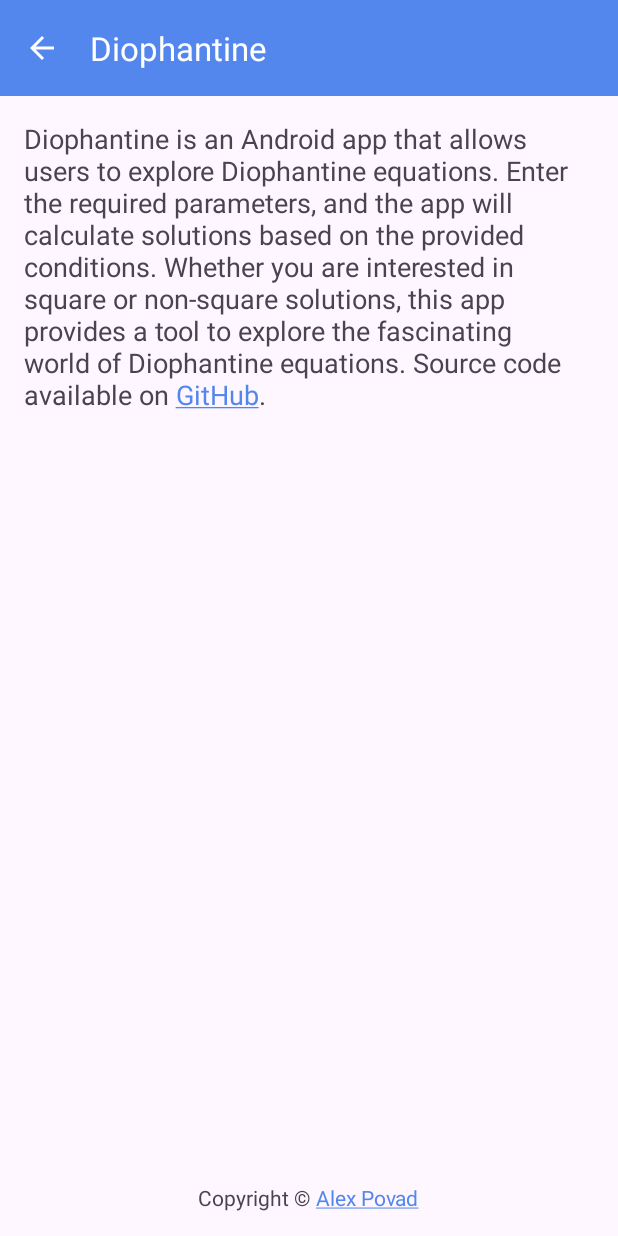
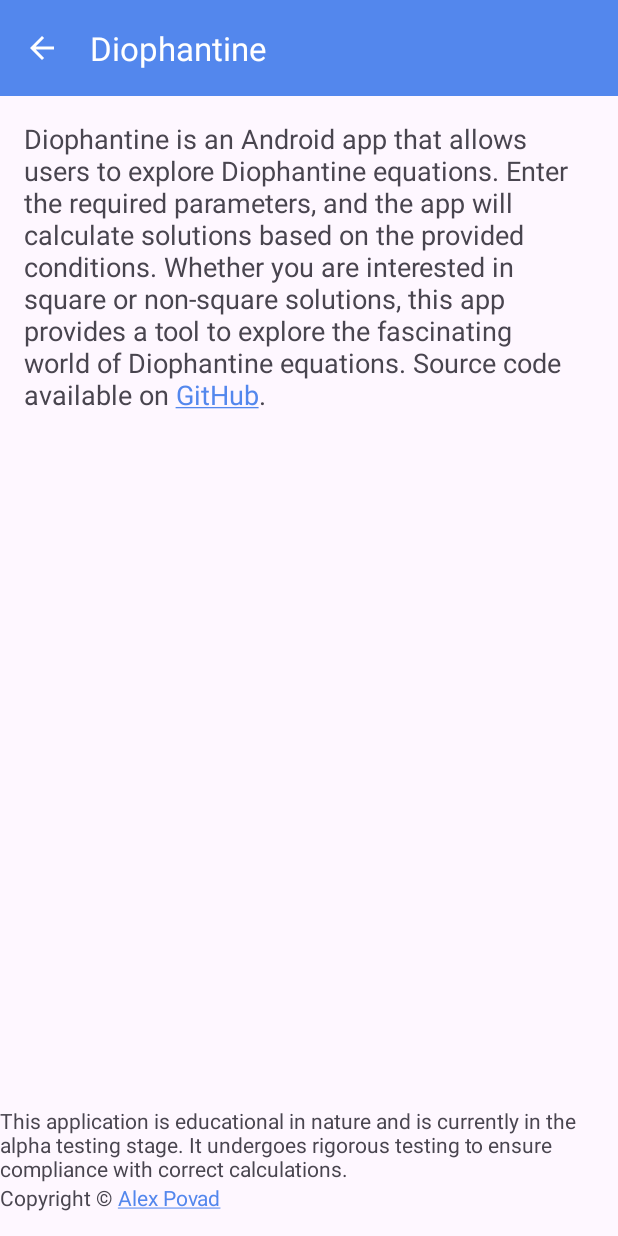
Before and after one commit to ialexpovad/Diophantine, an Android app: the AboutActivity screen opened directly, with no data from a screen before it, on a phone screen of 412 x 824 dp. Run offline under Robolectric (Android 15) with nearby library versions, the phone set to English and light mode, and no system bars.

Commit message:
updated markup

```diff
--- a/app/src/main/java/com/example/diophantine/MainActivity.java
+++ b/app/src/main/java/com/example/diophantine/MainActivity.java
@@ -157,10 +157,9 @@ public class MainActivity extends AppCompatActivity {
             }
         });
     }
-
-
     private List<String> solveDiophantine(int degree, int k, int p, int mod, int limit, boolean squares) {
         List<String> solutions = new ArrayList<>();
+
         if (!squares) {
             if (k == 0 && p == 0 && mod == 0) {
                 for (int n = 1; n <= limit; n++) {
--- a/app/src/main/res/layout/activity_about.xml
+++ b/app/src/main/res/layout/activity_about.xml
@@ -1,4 +1,3 @@
-<!-- res/layout/activity_about.xml -->
 <androidx.coordinatorlayout.widget.CoordinatorLayout
     xmlns:android="http://schemas.android.com/apk/res/android"
     xmlns:app="http://schemas.android.com/apk/res-auto"
@@ -25,19 +24,38 @@
     <TextView
         android:id="@+id/about_text_view"
         android:layout_width="match_parent"
-        android:layout_height="match_parent"
+        android:layout_height="wrap_content"
         android:text="@string/about_text"
         android:textSize="18sp"
         android:padding="16dp"
         android:layout_marginTop="?attr/actionBarSize" />
 
-    <TextView
-        android:id="@+id/copyrightTextView"
+    <LinearLayout
         android:layout_width="wrap_content"
         android:layout_height="wrap_content"
         android:layout_gravity="bottom|center_horizontal"
         android:layout_marginBottom="16dp"
-        android:text="@string/copyright"
-        android:textSize="14sp"
-        android:autoLink="web" />
+        android:orientation="vertical">
+
+
+
+        <!-- Add the following TextView for the educational alpha testing notice -->
+        <TextView
+            android:id="@+id/testingNoticeTextView"
+            android:layout_width="wrap_content"
+            android:layout_height="wrap_content"
+            android:text="@string/testing_notice"
+            android:textSize="14sp"
+            android:autoLink="web" />
+
+        <TextView
+            android:id="@+id/copyrightTextView"
+            android:layout_width="wrap_content"
+            android:layout_height="wrap_content"
+            android:text="@string/copyright"
+            android:textSize="14sp"
+            android:autoLink="web" />
+
+    </LinearLayout>
+
 </androidx.coordinatorlayout.widget.CoordinatorLayout>
--- a/app/src/main/res/values/strings.xml
+++ b/app/src/main/res/values/strings.xml
@@ -26,4 +26,7 @@
 
     <string name="square_text">Squares of Natural Numbers?</string>
     <string name="calculate_button_text">Calculate</string>
+
+    <string name="testing_notice">This application is educational in nature and is currently in the alpha testing stage. It undergoes rigorous testing to ensure compliance with correct calculations.</string>
+
 </resources>
```
Also changed, not shown: 1 other file.
